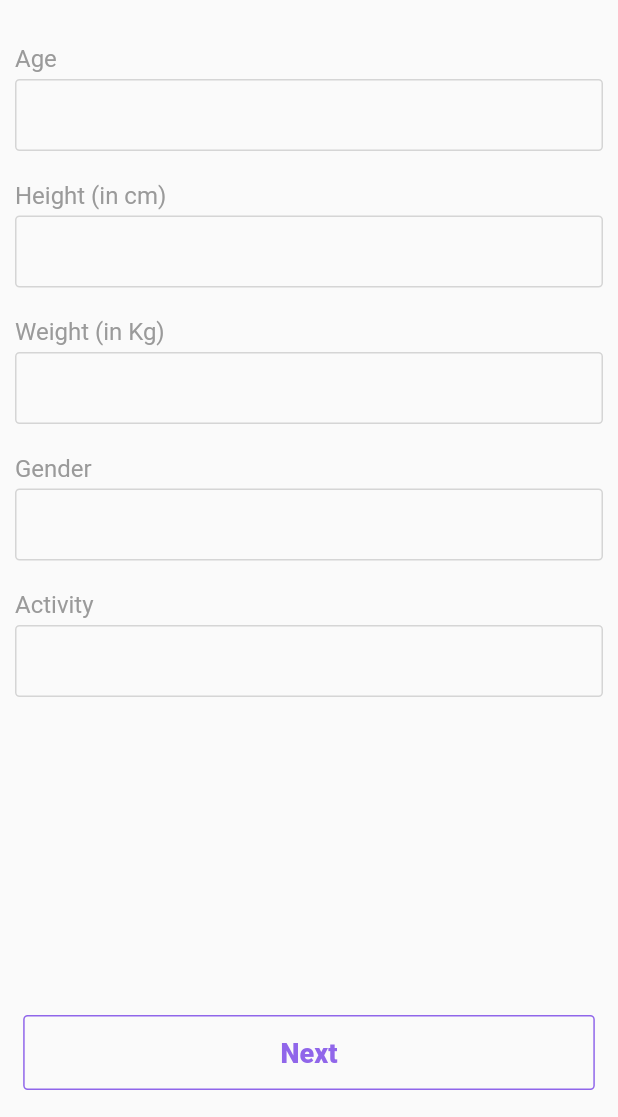
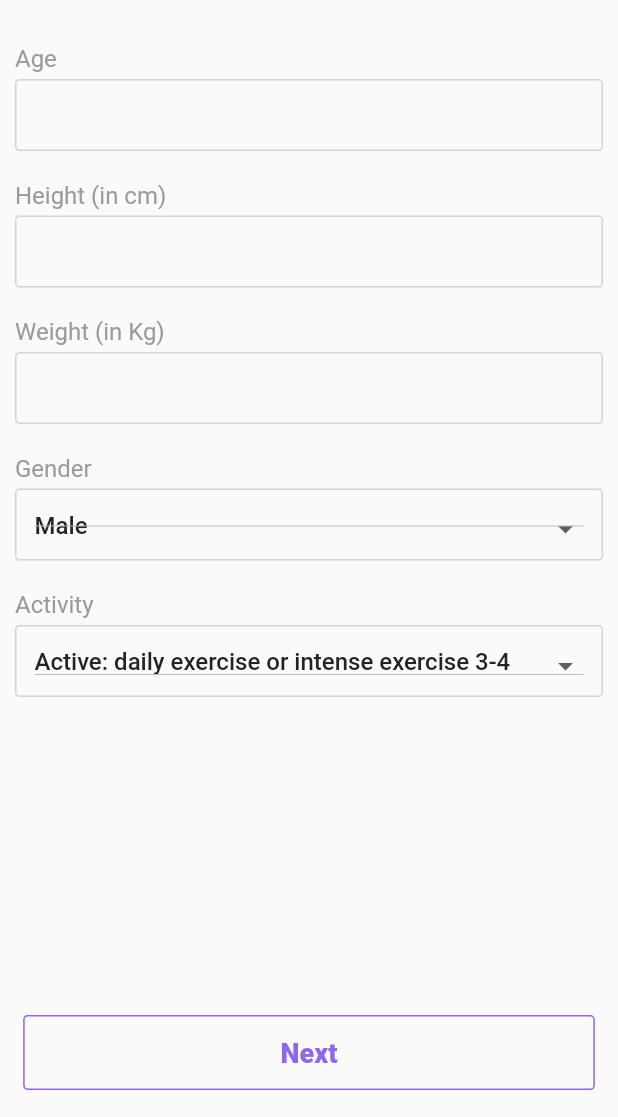
Before and after one commit to VedankPande/FitWave, a Flutter app: the BodyDetailsScreen screen opened directly, on a phone screen of 412 x 824 dp, the part 119-1236 px from its top. Run offline on Flutter 3.47's test engine with Material 2 defaults, Android fonts, the phone set to English and light mode, and no system bars; our stand-ins replace camera, firebase_auth, firebase_core, firebase_database, fluttertoast, font_awesome_flutter and 3 more; missing offline and left inert: dart:ffi, tflite; accounts and stored records are empty; generated files the repository leaves out were written again; Roboto replaces fonts that are missing (Avenir).

Commit message:
add dropdowns, loggers, error handling, bug fixes

```diff
--- a/workfit_app/lib/screens/homeRoute.dart
+++ b/workfit_app/lib/screens/homeRoute.dart
@@ -33,9 +33,13 @@ class _HomeScreenState extends State<HomeScreen> {
     super.initState();
     getWorkouts();
     final userFullName = getUserData()['fullName'].toString().split(' ');
-    userInitials += userFullName[0][0].toUpperCase();
-    if (userFullName.length > 1) {
-      userInitials += userFullName[userFullName.length - 1][0].toUpperCase();
+    try {
+      userInitials += userFullName[0][0].toUpperCase();
+      if (userFullName.length > 1) {
+        userInitials += userFullName[userFullName.length - 1][0].toUpperCase();
+      }
+    } catch (e) {
+      logger.log(e.toString());
     }
   }
 
@@ -66,6 +70,7 @@ class _HomeScreenState extends State<HomeScreen> {
       );
       cards.add(
         TextButton(
+          child: const Text("View workout sets"),
           onPressed: () {
             Navigator.pushAndRemoveUntil(
               context,
@@ -73,13 +78,12 @@ class _HomeScreenState extends State<HomeScreen> {
                 duration: const Duration(microseconds: 500),
                 type: PageTransitionType.fade,
                 child: const Home(
-                  currentIndex: 2,
+                  currentIndex: 3,
                 ),
               ),
               (route) => false,
             );
           },
-          child: const Text("View workout sets"),
         ),
       );
     }
--- a/workfit_app/lib/screens/onBoarding/signup/bodyDetails.dart
+++ b/workfit_app/lib/screens/onBoarding/signup/bodyDetails.dart
@@ -20,8 +20,17 @@ class _BodyDetailsScreenState extends State<BodyDetailsScreen> {
   final ageController = TextEditingController();
   final heightController = TextEditingController();
   final weightController = TextEditingController();
-  final genderController = TextEditingController();
-  final activityController = TextEditingController();
+  final genderDropdownItems = ['Male', 'Female'];
+  String genderDropdownValue = 'Male';
+  final activityDropdownItems = [
+    "Sedentary: little or no exercise",
+    "Light: exercise 1-3 times/week",
+    "Moderate: exercise 4-5 times/week",
+    "Active: daily exercise or intense exercise 3-4 times/week",
+    "Very active: intense exercise 6-7 times/week",
+  ];
+  String activityDropdownValue =
+      "Active: daily exercise or intense exercise 3-4 times/week";
 
   @override
   Widget build(BuildContext context) {
@@ -73,13 +82,122 @@ class _BodyDetailsScreenState extends State<BodyDetailsScreen> {
                           title: 'Weight (in Kg)',
                           controller: weightController,
                         ),
-                        textField(
-                          title: 'Gender',
-                          controller: genderController,
+                        Padding(
+                          padding: EdgeInsets.only(top: 20),
+                          child: Column(
+                            mainAxisSize: MainAxisSize.min,
+                            mainAxisAlignment: MainAxisAlignment.start,
+                            crossAxisAlignment: CrossAxisAlignment.start,
+                            children: [
+                              Text(
+                                "Gender",
+                                style: TextStyle(
+                                  color: Color(0xff9a9a9a),
+                                  fontSize: 16,
+                                ),
+                              ),
+                              SizedBox(height: 4),
+                              Container(
+                                width: MediaQuery.of(context).size.width,
+                                height: 48,
+                                decoration: BoxDecoration(
+                                  borderRadius: BorderRadius.circular(3),
+                                  border: Border.all(
+                                    color: Color(0xffd5d5d5),
+                                    width: 1,
+                                  ),
+                                ),
+                                padding: const EdgeInsets.symmetric(
+                                  horizontal: 12,
+                                  vertical: 14,
+                                ),
+                                child: DropdownButton(
+                                  isExpanded: true,
+                                  value: genderDropdownValue,
+                                  items: genderDropdownItems.map(
+                                    (String items) {
+                                      return DropdownMenuItem(
+                                        child: Text(
+                                          items,
+                                          style: TextStyle(
+                                            color: Color(0xff232323),
+                                            fontSize: 16,
+                                            fontFamily: "Avenir",
+                                            fontWeight: FontWeight.w500,
+                                          ),
+                                        ),
+                                        value: items,
+                                      );
+                                    },
+                                  ).toList(),
+                                  onChanged: (String? newValue) {
+                                    setState(() {
+                                      genderDropdownValue = newValue!;
+                                    });
+                                  },
+                                ),
+                              ),
+                            ],
+                          ),
                         ),
-                        textField(
-                          title: 'Activity',
-                          controller: activityController,
+                        Padding(
+                          padding: EdgeInsets.only(top: 20),
+                          child: Column(
+                            mainAxisSize: MainAxisSize.min,
+                            mainAxisAlignment: MainAxisAlignment.start,
+                            crossAxisAlignment: CrossAxisAlignment.start,
+                            children: [
+                              Text(
+                                "Activity",
+                                style: TextStyle(
+                                  color: Color(0xff9a9a9a),
+                                  fontSize: 16,
+                                ),
+                              ),
+                              SizedBox(height: 4),
+                              Container(
+                                width: MediaQuery.of(context).size.width,
+                                height: 48,
+                                decoration: BoxDecoration(
+                                  borderRadius: BorderRadius.circular(3),
+                                  border: Border.all(
+                                    color: Color(0xffd5d5d5),
+                                    width: 1,
+                                  ),
+                                ),
+                                padding: const EdgeInsets.symmetric(
+                                  horizontal: 12,
+                                  vertical: 14,
+                                ),
+                                child: DropdownButton(
+                                  isDense: true,
+                                  isExpanded: true,
+                                  value: activityDropdownValue,
+                                  items: activityDropdownItems.map(
+                                    (String items) {
+                                      return DropdownMenuItem(
+                                        child: Text(
+                                          items,
+                                          style: TextStyle(
+                                            color: Color(0xff232323),
+                                            fontSize: 16,
+                                            fontFamily: "Avenir",
+                                            fontWeight: FontWeight.w500,
+                                          ),
+                                        ),
+                                        value: items,
+                                      );
+                                    },
+                                  ).toList(),
+                                  onChanged: (String? newValue) {
+                                    setState(() {
+                                      activityDropdownValue = newValue!;
+                                    });
+                                  },
+                                ),
+                              ),
+                            ],
+                          ),
                         ),
                       ],
                     ),
@@ -100,15 +218,13 @@ class _BodyDetailsScreenState extends State<BodyDetailsScreen> {
                       final age = ageController.text;
                       final height = heightController.text;
                       final weight = weightController.text;
-                      final gender = genderController.text;
-                      final activity = activityController.text;
 
                       final ref = AuthenticationHelper().ref;
-                      await ref.child('age').set(age);
-                      await ref.child('height').set(height);
-                      await ref.child('weight').set(weight);
-                      await ref.child('gender').set(gender);
-                      await ref.child('activity').set(activity);
+                      await ref.child('age').set(int.parse(age));
+                      await ref.child('height').set(double.parse(height));
+                      await ref.child('weight').set(int.parse(weight));
+                      await ref.child('gender').set(genderDropdownValue);
+                      await ref.child('activity').set(activityDropdownValue);
 
                       Navigator.push(
                         context,
--- a/workfit_app/lib/screens/onBoarding/signup/goalsRoute.dart
+++ b/workfit_app/lib/screens/onBoarding/signup/goalsRoute.dart
@@ -181,11 +181,11 @@ class _GoalsScreenState extends State<GoalsScreen> {
                 children: [
                   ColoredButton(
                     buttonText: "Save Details",
-                    onPressed: () {
+                    onPressed: () async {
                       final ref = AuthenticationHelper().ref;
                       ref.child('goal').set(selected);
                       final uid = AuthenticationHelper().uid;
-                      updateUserData(uid);
+                      await updateUserData(uid);
                       Navigator.pushAndRemoveUntil(
                           context,
                           PageTransition(
--- a/workfit_app/lib/services/api.dart
+++ b/workfit_app/lib/services/api.dart
@@ -14,6 +14,7 @@ class RestApi {
       var response = await http.get(url);
       if (response.statusCode == 200) {
         var data = jsonDecode(response.body)['data'];
+        updateWorkouts(data);
         return data;
       }
     } catch (e) {
--- a/workfit_app/lib/services/userdata.dart
+++ b/workfit_app/lib/services/userdata.dart
@@ -21,3 +21,7 @@ updateUserData(uid) async {
   userData['workouts'] = workoutResponse ?? [];
   log(userData['username'].toString());
 }
+
+updateWorkouts(data) {
+  userData['workouts'] = data ?? [];
+}
```
